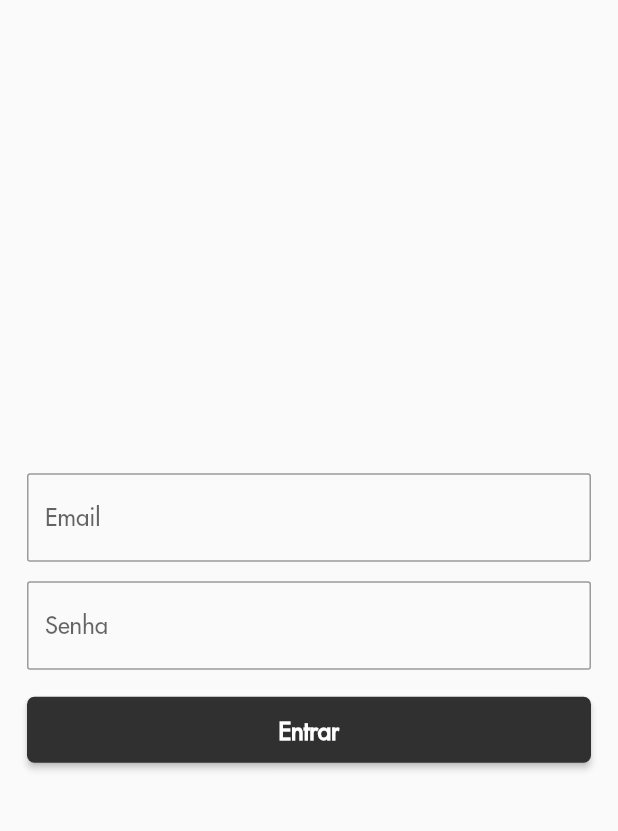
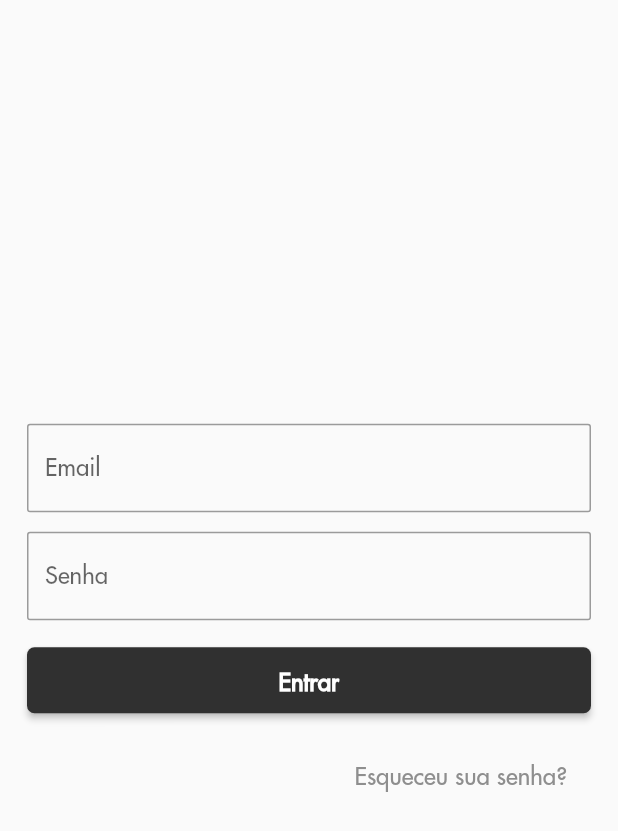
Before and after one commit to IgorMing/flutter_boilerplate, a Flutter app: the screen it shows after launch, on a phone screen of 412 x 824 dp. Shown: the top 831 px of the screen. Run offline on Flutter 3.47's test engine with Material 2 defaults, Android fonts, the phone set to English and light mode, and no system bars; our stand-ins replace flutter_mobx, mobx, shared_preferences; generated files the repository leaves out were written again.

Commit message:
add `esqueceu a senha?` flat button on the bottom

```diff
--- a/lib/main.dart
+++ b/lib/main.dart
@@ -13,12 +13,15 @@ class App extends StatelessWidget {
         fontFamily: 'futuramedium',
         primaryColor: Color.fromRGBO(48, 48, 48, 1),
         textTheme: TextTheme(
-          button: TextStyle(
-            color: Colors.white,
-            fontSize: 16.0,
-            fontWeight: FontWeight.bold,
-          ),
-        ),
+            button: TextStyle(
+              color: Colors.white,
+              fontSize: 16.0,
+              fontWeight: FontWeight.bold,
+            ),
+            display2: TextStyle(
+              color: Color.fromRGBO(142, 142, 142, 1),
+              fontSize: 16.0,
+            )),
       ),
       initialRoute: Routes.splash,
       routes: Routes.routes,
--- a/lib/screens/public/login.dart
+++ b/lib/screens/public/login.dart
@@ -1,5 +1,6 @@
 import 'package:flutter/material.dart';
 
+import 'package:vesti_vendas/widgets/primary_button.dart';
 import 'package:vesti_vendas/widgets/text_input.dart';
 
 class LoginScreen extends StatelessWidget {
@@ -18,17 +19,21 @@ class LoginScreen extends StatelessWidget {
             SizedBox(
               height: 44.0,
               width: double.infinity,
-              child: RaisedButton(
-                shape: RoundedRectangleBorder(
-                  borderRadius: BorderRadius.circular(5.0),
-                ),
-                padding: EdgeInsets.symmetric(vertical: 14.0),
+              child: PrimaryButton(
+                'Entrar',
+                onPressed: () {},
+              ),
+            ),
+            SizedBox(height: 18.0),
+            Container(
+              alignment: Alignment.centerRight,
+              child: FlatButton(
                 onPressed: () {},
                 child: Text(
-                  'Entrar',
-                  style: Theme.of(context).textTheme.button,
+                  'Esqueceu sua senha?',
+                  textAlign: TextAlign.right,
+                  style: Theme.of(context).textTheme.display2,
                 ),
-                color: Color.fromRGBO(48, 48, 48, 1),
               ),
             ),
           ],
--- a/lib/screens/public/splash.dart
+++ b/lib/screens/public/splash.dart
@@ -16,7 +16,7 @@ class SplashScreen extends StatelessWidget {
   @override
   Widget build(BuildContext context) {
     return Scaffold(
-      body: Observer(builder: (BuildContext context) {
+      body: Observer(builder: (_) {
         if (store.loading) {
           return Container(
             child: Center(
--- a/lib/stores/authentication.dart
+++ b/lib/stores/authentication.dart
@@ -9,6 +9,7 @@ class AuthenticationStore = _AuthenticationStore with _$AuthenticationStore;
 
 abstract class _AuthenticationStore with Store {
   final String emptyToken = '';
+
   @observable
   AuthenticationModel auth = AuthenticationModel();
 
@@ -26,7 +27,6 @@ abstract class _AuthenticationStore with Store {
       final String token = prefs.getString('@token') ?? emptyToken;
 
       auth.setToken(token);
-      prefs.setString('@token', token);
     });
   }
 
--- /dev/null
+++ b/lib/widgets/primary_button.dart
@@ -0,0 +1,24 @@
+import 'package:flutter/material.dart';
+
+class PrimaryButton extends StatelessWidget {
+  final String title;
+  final Function onPressed;
+
+  const PrimaryButton(this.title, {this.onPressed});
+
+  @override
+  Widget build(BuildContext context) {
+    return RaisedButton(
+      shape: RoundedRectangleBorder(
+        borderRadius: BorderRadius.circular(5.0),
+      ),
+      padding: EdgeInsets.symmetric(vertical: 14.0),
+      onPressed: this.onPressed,
+      child: Text(
+        this.title,
+        style: Theme.of(context).textTheme.button,
+      ),
+      color: Color.fromRGBO(48, 48, 48, 1),
+    );
+  }
+}
```
Also changed, not shown: lib/constants/strings.dart (added).
